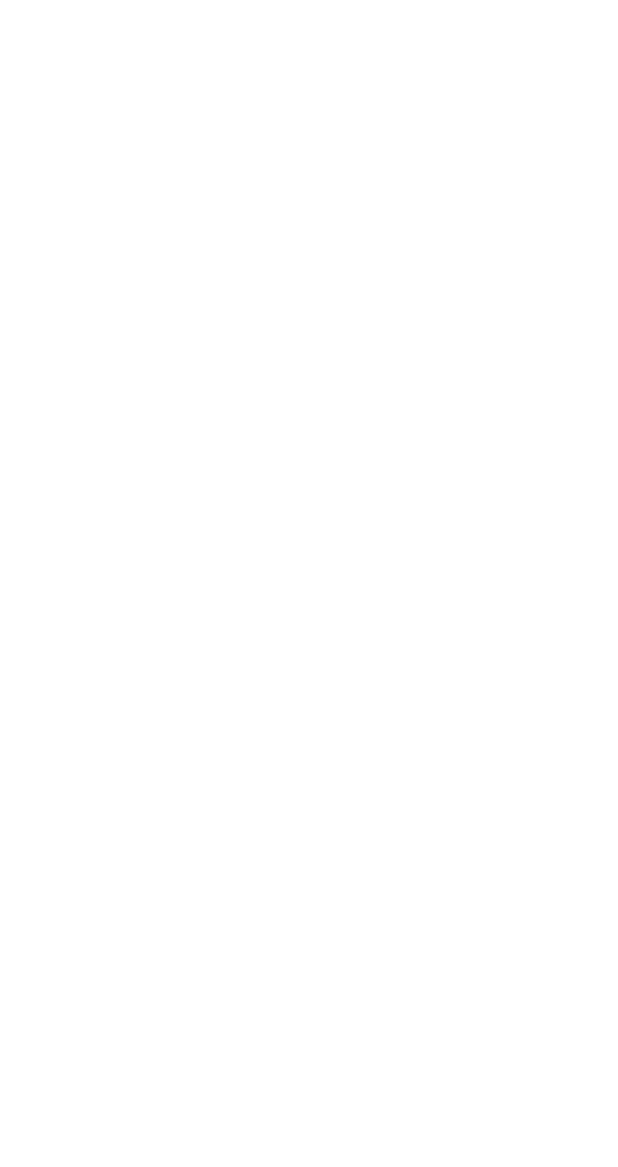
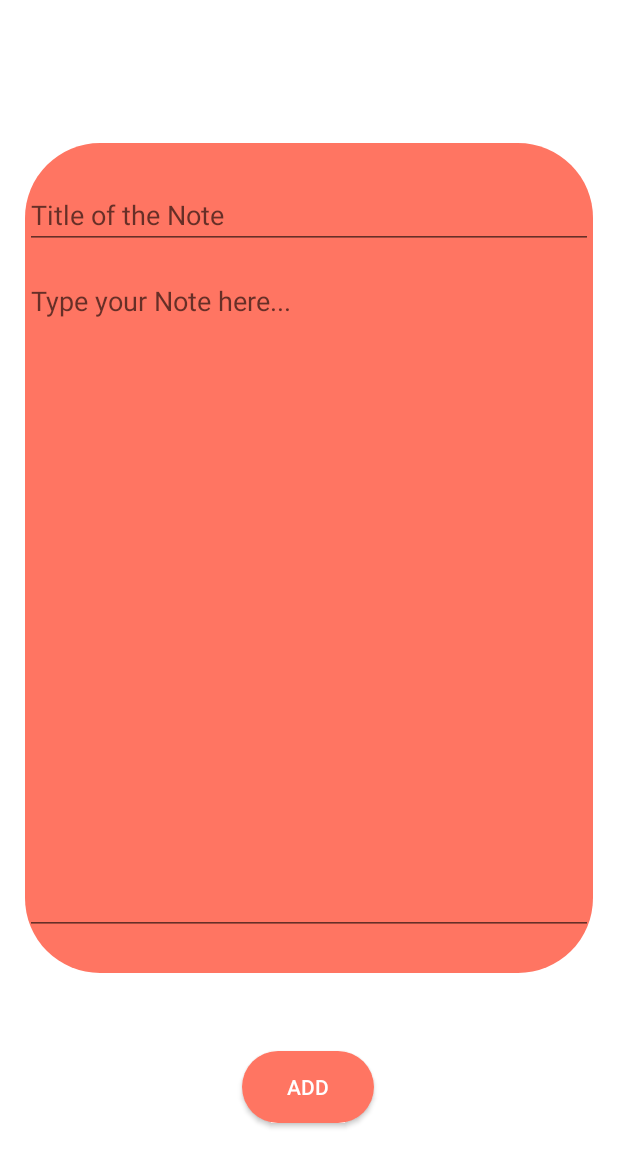
Before and after one commit to TothTamasMI/PandaNotes, an Android app: the AddFragment screen opened through its navigation route, on a phone screen of 412 x 824 dp. Before the commit the part shown is empty. Shown: the top 1167 px of the screen. Run offline under Robolectric (Android 15) with nearby library versions, the phone set to English and light mode, and no system bars.

Commit message:
AddFragment design

```diff
--- a/app/src/main/java/com/example/pandanotes/fragments/ListFragment.kt
+++ b/app/src/main/java/com/example/pandanotes/fragments/ListFragment.kt
@@ -6,7 +6,10 @@ import android.view.LayoutInflater
 import android.view.View
 import android.view.ViewGroup
 import androidx.activity.addCallback
+import androidx.navigation.fragment.findNavController
 import com.example.pandanotes.R
+import kotlinx.android.synthetic.main.fragment_add.view.*
+import kotlinx.android.synthetic.main.fragment_list2.view.*
 
 class ListFragment : Fragment() {
 
@@ -19,7 +22,13 @@ class ListFragment : Fragment() {
             //Disable to go back to StartFragment
         }
 
-        return inflater.inflate(R.layout.fragment_list2, container, false)
+        val view = inflater.inflate(R.layout.fragment_list2, container, false)
+
+        view.plusButton.setOnClickListener{
+            findNavController().navigate(R.id.action_listFragment_to_addFragment)
+        }
+
+        return view
     }
 
 }
--- a/app/src/main/res/layout/fragment_add.xml
+++ b/app/src/main/res/layout/fragment_add.xml
@@ -1,6 +1,64 @@
 <?xml version="1.0" encoding="utf-8"?>
-<FrameLayout xmlns:android="http://schemas.android.com/apk/res/android"
+<androidx.constraintlayout.widget.ConstraintLayout xmlns:android="http://schemas.android.com/apk/res/android"
+    xmlns:app="http://schemas.android.com/apk/res-auto"
     xmlns:tools="http://schemas.android.com/tools"
     android:layout_width="match_parent"
     android:layout_height="match_parent"
-    tools:context=".fragments.AddFragment"/>
+    tools:context=".fragments.AddFragment">
+
+    <androidx.constraintlayout.widget.ConstraintLayout
+        android:layout_width="0dp"
+        android:layout_height="0dp"
+        android:background="@drawable/round_button_shape"
+        android:layout_marginStart="15dp"
+        android:layout_marginTop="48dp"
+        android:layout_marginEnd="15dp"
+        android:layout_marginBottom="128dp"
+        app:layout_constraintBottom_toBottomOf="parent"
+        app:layout_constraintEnd_toEndOf="parent"
+        app:layout_constraintStart_toStartOf="parent"
+        app:layout_constraintTop_toTopOf="parent">
+
+        <EditText
+            android:id="@+id/editTextTextPersonName2"
+            android:layout_width="0dp"
+            android:layout_height="0dp"
+            android:layout_marginTop="12dp"
+            android:layout_marginBottom="25dp"
+            android:gravity="top|start"
+            android:hint="Type your Note here..."
+            android:inputType="textMultiLine"
+            android:ems="10"
+            app:maxLines="20"
+            app:layout_constraintBottom_toBottomOf="parent"
+            app:layout_constraintEnd_toEndOf="parent"
+            app:layout_constraintStart_toStartOf="parent"
+            app:layout_constraintTop_toBottomOf="@+id/editTextTextPersonName" />
+
+        <EditText
+            android:id="@+id/editTextTextPersonName"
+            android:layout_width="match_parent"
+            android:layout_height="wrap_content"
+            android:layout_marginTop="25dp"
+            android:ems="10"
+            android:hint="Title of the Note"
+            android:inputType="textPersonName"
+            app:layout_constraintEnd_toEndOf="parent"
+            app:layout_constraintStart_toStartOf="parent"
+            app:layout_constraintTop_toTopOf="parent" />
+    </androidx.constraintlayout.widget.ConstraintLayout>
+
+    <androidx.appcompat.widget.AppCompatButton
+        android:id="@+id/addButton"
+        android:layout_width="wrap_content"
+        android:layout_height="wrap_content"
+        android:layout_marginBottom="28dp"
+        android:background="@drawable/round_button_shape"
+        android:text="ADD"
+        android:textColor="@color/white"
+        app:layout_constraintBottom_toBottomOf="parent"
+        app:layout_constraintEnd_toEndOf="parent"
+        app:layout_constraintHorizontal_bias="0.498"
+        app:layout_constraintStart_toStartOf="parent" />
+
+</androidx.constraintlayout.widget.ConstraintLayout>
--- a/app/src/main/res/layout/fragment_list2.xml
+++ b/app/src/main/res/layout/fragment_list2.xml
@@ -15,7 +15,7 @@
         app:layout_constraintTop_toTopOf="parent" />
 
     <com.google.android.material.floatingactionbutton.FloatingActionButton
-        android:id="@+id/floatingActionButton"
+        android:id="@+id/plusButton"
         android:layout_width="wrap_content"
         android:layout_height="wrap_content"
         android:layout_marginEnd="32dp"
@@ -23,6 +23,7 @@
         android:clickable="true"
         android:focusable="true"
         android:src="@drawable/ic_add"
+        app:backgroundTint="@color/red"
         app:tint="#F6FAFB"
         app:layout_constraintBottom_toBottomOf="parent"
         app:layout_constraintEnd_toEndOf="parent" />
```
